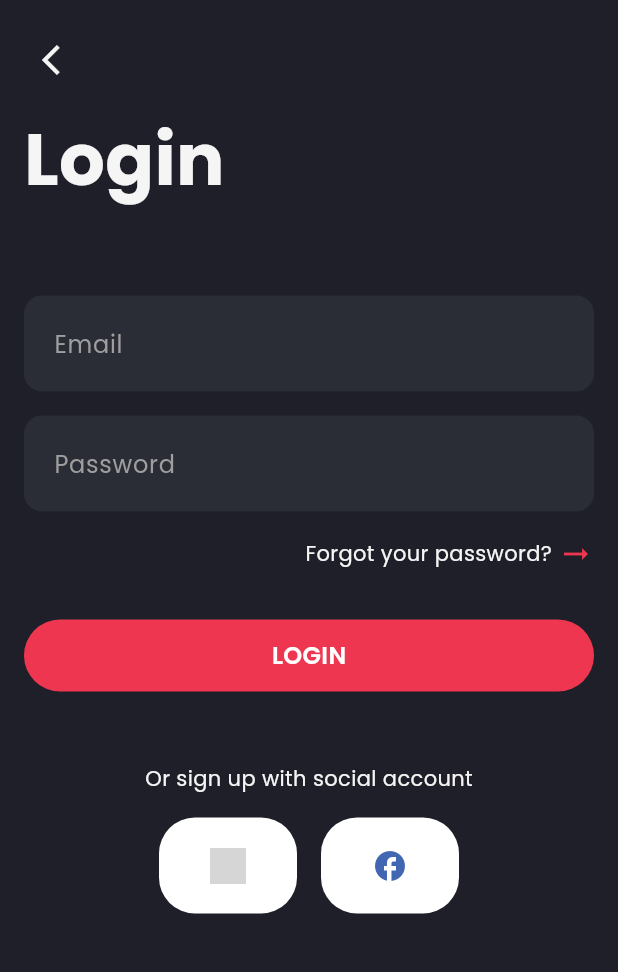
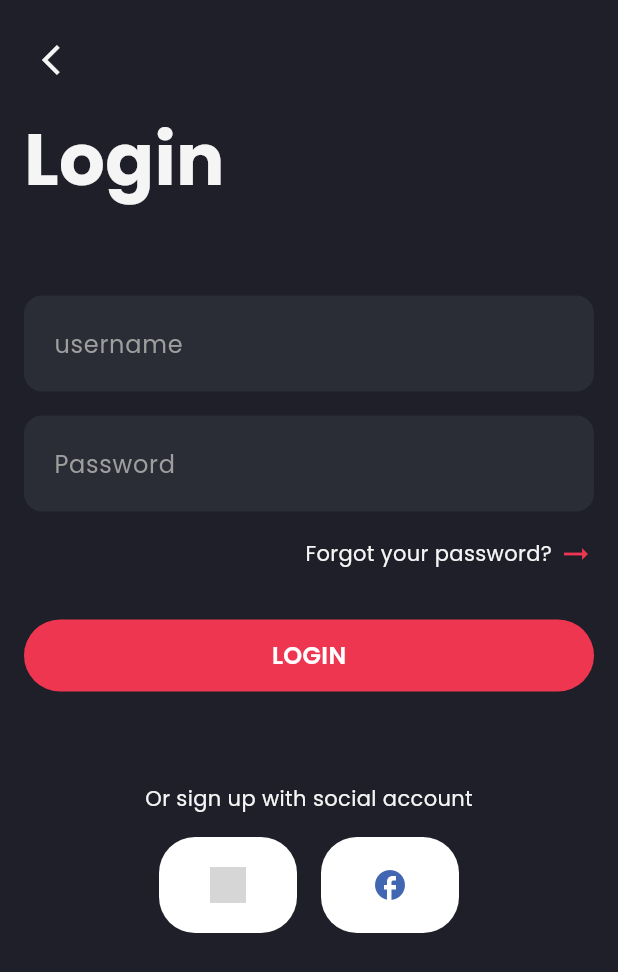
Before and after one commit to Korya25/Fake-Store-App, a Flutter app: the LoginView screen opened by its route, on a phone screen of 412 x 824 dp. Shown: the top 972 px of the screen. Run offline on Flutter 3.47's test engine with Material 3 defaults, Android fonts, the phone set to English and light mode, and no system bars; our stand-ins replace dartz, dio, flutter_bloc, fluttertoast, go_router, google_fonts and 1 more; accounts and stored records are empty; network calls fail; grey boxes are pictures that could not be loaded.

Commit message:
triger auth user cubit

```diff
--- a/lib/anth/presentation/controller/user_state.dart
+++ b/lib/anth/presentation/controller/user_state.dart
@@ -43,3 +43,9 @@ class GetSingleUserFailure extends UserState {
   final String errorMessage;
   GetSingleUserFailure(this.errorMessage);
 }
+class ForgotPasswordLoading extends UserState {}
+class ForgotPasswordSuccess extends UserState {}
+class ForgotPasswordFailure extends UserState {
+  final String errorMessage;
+  ForgotPasswordFailure(this.errorMessage);
+}
--- a/lib/anth/presentation/views/login_view.dart
+++ b/lib/anth/presentation/views/login_view.dart
@@ -1,17 +1,17 @@
+import 'package:fake_store_app/core/resource/app_routes.dart';
+import 'package:fake_store_app/core/widgets/custom_visibility_widget.dart';
+import 'package:flutter/material.dart';
+import 'package:flutter_bloc/flutter_bloc.dart';
 import 'package:fake_store_app/anth/presentation/widgets/auth_app_bar.dart';
 import 'package:fake_store_app/anth/presentation/widgets/login_form.dart';
 import 'package:fake_store_app/anth/presentation/widgets/social_login_buttons.dart';
-import 'package:flutter/material.dart';
 import 'package:fake_store_app/core/constant/app_colors.dart';
+import 'package:fake_store_app/anth/presentation/controller/user_cubit.dart';
+import 'package:fake_store_app/anth/presentation/controller/user_state.dart';
+import 'package:go_router/go_router.dart';
 
 class LoginView extends StatelessWidget {
   const LoginView({super.key});
-
-  void _onLogin(BuildContext context, String email, String password) {
-    ScaffoldMessenger.of(context).showSnackBar(
-      const SnackBar(content: Text('Login successful!')),
-    );
-  }
 
   @override
   Widget build(BuildContext context) {
@@ -19,17 +19,56 @@ class LoginView extends StatelessWidget {
       backgroundColor: AppColors.background,
       body: SafeArea(
         child: Padding(
-          padding: const EdgeInsets.only(left: 16,right: 16,top: 16,bottom: 50),
+          padding: const EdgeInsets.only(left: 16, right: 16, top: 16, bottom: 50),
           child: SingleChildScrollView(
             child: Column(
               crossAxisAlignment: CrossAxisAlignment.start,
               children: [
                 AuthAppBar(title: 'Login'),
                 const SizedBox(height: 32),
-                LoginForm(onSubmit: (email, password) => _onLogin(context, email, password)),
-                const SizedBox(height: 16),
 
-                const SizedBox(height: 32),
+                BlocBuilder<UserCubit, UserState>(
+                  builder: (context, state) {
+                    final isLoading = state is LoginLoading;
+                    final hasError = state is LoginFailure;
+                    final errorMessage = hasError ? (state).errorMessage : null;
+
+                    return Column(
+                      crossAxisAlignment: CrossAxisAlignment.start,
+                      children: [
+                        LoginForm(
+                          isLoading: isLoading,
+                          onSubmit: (username, password) {
+                            context.read<UserCubit>().login(
+                              username: username,
+                              password: password,
+
+                            );
+                          },
+                        ),
+                const SizedBox(height: 20),
+
+                        Center(
+                          child: CustomVisibilityWidget(
+                            visible: hasError,
+                            widget: Text(
+                                errorMessage ?? '',
+                                maxLines: 2,
+                                style: const TextStyle(
+                                  color: Colors.red,
+                                  fontSize: 14,
+                                  fontWeight: FontWeight.w500,
+                                ),
+                              ),
+                            ),
+                        ),
+
+                      ],
+                    );
+                  },
+                ),
+
+                const SizedBox(height: 20),
                 const SocialLoginButtons(),
               ],
             ),
--- a/lib/anth/presentation/widgets/auth_app_bar.dart
+++ b/lib/anth/presentation/widgets/auth_app_bar.dart
@@ -1,3 +1,4 @@
+import 'package:fake_store_app/core/widgets/custom_visibility_widget.dart';
 import 'package:flutter/material.dart';
 import 'package:fake_store_app/core/constant/app_colors.dart';
 import 'package:fake_store_app/core/resource/app_text_style.dart';
@@ -19,17 +20,11 @@ class AuthAppBar extends StatelessWidget {
     return Column(
       crossAxisAlignment: CrossAxisAlignment.start,
       children: [
-        Visibility(
-          visible: showBackButton,
-          maintainSize: true,
-          maintainAnimation: true,
-          maintainState: true,
-          child: IconButton(
-            icon: const Icon(Icons.arrow_back_ios, color: AppColors.ordinaryText),
-            onPressed: onBack ?? () => Navigator.pop(context),
-            splashRadius: 20,
-          ),
-        ),
+        CustomVisibilityWidget(visible: showBackButton, widget: IconButton(
+        icon: const Icon(Icons.arrow_back_ios, color: AppColors.ordinaryText),
+        onPressed: onBack ?? () => Navigator.pop(context),
+        splashRadius: 20,
+      ),),
         const SizedBox(height: 8),
         Text(
           title,
--- a/lib/anth/presentation/widgets/login_form.dart
+++ b/lib/anth/presentation/widgets/login_form.dart
@@ -7,34 +7,35 @@ import 'package:fake_store_app/core/widgets/primary_button.dart';
 import 'package:go_router/go_router.dart';
 
 class LoginForm extends StatefulWidget {
-  final void Function(String email, String password) onSubmit;
+  final void Function(String username, String password) onSubmit;
+  final bool isLoading;
 
-  const LoginForm({super.key, required this.onSubmit});
+  const LoginForm({
+    super.key,
+    required this.onSubmit,
+    this.isLoading = false,
+  });
 
   @override
   State<LoginForm> createState() => _LoginFormState();
 }
 
+
 class _LoginFormState extends State<LoginForm> {
-  final _emailController = TextEditingController();
+  final _usernameController = TextEditingController();
   final _passwordController = TextEditingController();
   final GlobalKey<FormState> _formKey = GlobalKey();
   bool _showValidationErrors = false;
-Map<String, bool> _hasBeenEdited = {'email': false, 'password': false};
+final Map<String, bool> _hasBeenEdited = {'username': false, 'password': false};
 
 
-  bool _isLoading = false;
 
  void _submit() async {
   setState(() => _showValidationErrors = true);
   if (!_formKey.currentState!.validate()) return;
 
-  setState(() => _isLoading = true);
-  await Future.delayed(const Duration(seconds: 2));
-  setState(() => _isLoading = false);
-
   widget.onSubmit(
-    _emailController.text.trim(),
+    _usernameController.text.trim(),
     _passwordController.text,
   );
 }
@@ -49,20 +50,20 @@ Map<String, bool> _hasBeenEdited = {'email': false, 'password': false};
         crossAxisAlignment: CrossAxisAlignment.start,
         children: [
           CustomTextField(
-            controller: _emailController,
-            labelText: 'Email',
+            controller: _usernameController,
+            labelText: 'username',
             keyboardType: TextInputType.emailAddress,
             validator: (value) {
     if (!Validators.isValidEmail(value ?? '')) return 'Invalid';
     return null;
   },
-  hasError: _hasBeenEdited['email']! &&
-      !Validators.isValidEmail(_emailController.text),
-  isValid: _hasBeenEdited['email']! &&
-      Validators.isValidEmail(_emailController.text),
+  hasError: _hasBeenEdited['username']! &&
+      !Validators.isValidEmail(_usernameController.text),
+  isValid: _hasBeenEdited['username']! &&
+      Validators.isValidEmail(_usernameController.text),
   showIconOnly: !_showValidationErrors,
   onChanged: (value) {
-    setState(() => _hasBeenEdited['email'] = true);
+    setState(() => _hasBeenEdited['username'] = true);
   },
           ),
           const SizedBox(height: 16),
@@ -90,10 +91,11 @@ Map<String, bool> _hasBeenEdited = {'email': false, 'password': false};
           ),
           const SizedBox(height: 32),
           PrimaryButton(
-            text: 'LOGIN',
-            onPressed: _isLoading ? null : _submit,
-            isLoading: _isLoading,
-          ),
+  text: 'LOGIN',
+  onPressed: widget.isLoading ? null : _submit,
+  isLoading: widget.isLoading,
+),
+
         ],
       ),
     );
@@ -101,7 +103,7 @@ Map<String, bool> _hasBeenEdited = {'email': false, 'password': false};
 
   @override
   void dispose() {
-    _emailController.dispose();
+    _usernameController.dispose();
     _passwordController.dispose();
     super.dispose();
   }
--- a/lib/core/utils/validators.dart
+++ b/lib/core/utils/validators.dart
@@ -1,6 +1,8 @@
 class Validators {
   static bool isValidEmail(String email) {
-    return RegExp(r'^[^@]+@[^@]+\.[^@]+').hasMatch(email);
+   // return RegExp(r'^[^@]+@[^@]+\.[^@]+').hasMatch(email);
+    return email.trim().length >= 2;
+
   }
 
   static bool isValidPassword(String password) {
--- /dev/null
+++ b/lib/core/widgets/custom_visibility_widget.dart
@@ -0,0 +1,24 @@
+
+import 'package:flutter/material.dart';
+
+class CustomVisibilityWidget extends StatelessWidget {
+  const CustomVisibilityWidget({
+    super.key,
+    required this.visible,
+   required this.widget,
+  });
+
+  final bool visible;
+  final Widget widget;
+
+  @override
+  Widget build(BuildContext context) {
+    return Visibility(
+      visible: visible,
+      maintainSize: true,
+      maintainAnimation: true,
+      maintainState: true,
+      child: widget
+    );
+  }
+}
--- a/lib/main.dart
+++ b/lib/main.dart
@@ -1,7 +1,11 @@
+import 'package:fake_store_app/anth/data/repositories/user_repo.dart';
+import 'package:fake_store_app/anth/presentation/controller/user_cubit.dart';
+import 'package:fake_store_app/core/api/dio_consumer.dart';
 import 'package:fake_store_app/core/cache/cache_helper.dart';
 import 'package:fake_store_app/core/constant/app_colors.dart';
 import 'package:fake_store_app/core/resource/app_router.dart';
 import 'package:flutter/material.dart';
+import 'package:flutter_bloc/flutter_bloc.dart';
 
 void main() {
    WidgetsFlutterBinding.ensureInitialized();
@@ -10,24 +14,13 @@ void main() {
 }
 
 class MyApp extends StatelessWidget {
-  const MyApp({super.key});class SignUpResponse {
-  final int id;
-
-  SignUpResponse({required this.id});
-
-  factory SignUpResponse.fromJson(Map<String, dynamic> json) {
-    return SignUpResponse(id: json['id']);
-  }
-
-  Map<String, dynamic> toJson() {
-    return {'id': id};
-  }
-}
-
+  const MyApp({super.key});
 
   @override
   Widget build(BuildContext context) {
-    return MaterialApp.router(
+    return BlocProvider(
+      create:(context) => UserCubit(UserRepo(apiConsumer:DioConsumer()),),
+      child: MaterialApp.router(
         debugShowCheckedModeBanner: false,
         theme: ThemeData(
           primarySwatch: Colors.red,
@@ -39,6 +32,7 @@ class MyApp extends StatelessWidget {
           ),
         ),
         routerConfig: AppRouter.router,
+      ),
     );
   }
 }
```
Also changed, not shown: lib/anth/presentation/controller/user_cubit.dart (+13 -0 lines), lib/anth/presentation/views/forgot_password_page.dart (+35 -13 lines), lib/anth/presentation/views/sign_up_view.dart (+46 -10 lines), lib/anth/presentation/widgets/forgot_password_form.dart (+11 -12 lines), lib/anth/presentation/widgets/sign_up_form.dart (+8 -8 lines). Lines whose indentation alone changed are shown as unchanged.
